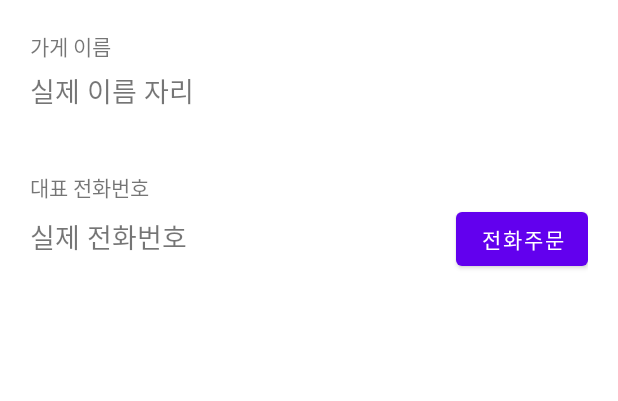
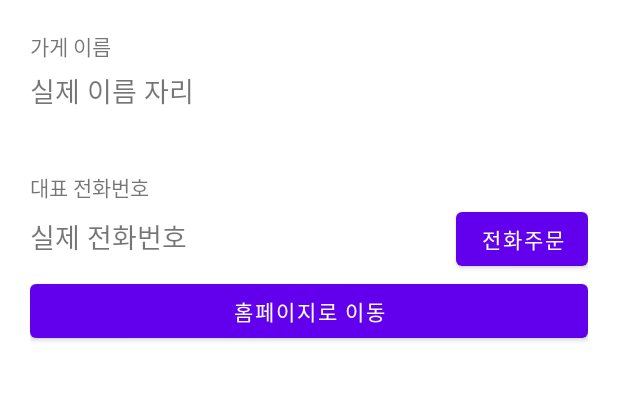
Before and after one commit to ujin-Bang/DeliveryOrder_20220528, an Android app: the ViewStoreDetailActivity screen opened directly, with no data from a screen before it, on a phone screen of 412 x 824 dp, the part 294-695 px from its top. Run offline under Robolectric (Android 15) with nearby library versions, the phone set to English and light mode, and no system bars; our stand-ins replace CircleImageView, data binding; libraries missing offline, so code that uses them is left out: com.gun0912.tedpermission; pictures from the network do not load; 6 statements that could not run were skipped.

Commit message:
주문 상세 화면  - xml 홈페이지로 가기 버튼 추가/ kt, intent(4)활용  - 버튼 텍스트 스토어 데이터에 있는 이름으로 사용

```diff
--- a/app/src/main/java/com/start/deliveryorder_20220528/ViewStoreDetailActivity.kt
+++ b/app/src/main/java/com/start/deliveryorder_20220528/ViewStoreDetailActivity.kt
@@ -51,7 +51,12 @@ class ViewStoreDetailActivity : AppCompatActivity() {
                 .setPermissions(Manifest.permission.CALL_PHONE)
                 .check()
 
+        }
 
+        binding.btnMove.setOnClickListener {
+            val myUri = Uri.parse("${mStoreData.homePageURL}")
+            val myIntent = Intent(Intent.ACTION_VIEW, myUri)
+            startActivity(myIntent)
         }
 
     }
@@ -63,5 +68,6 @@ class ViewStoreDetailActivity : AppCompatActivity() {
         Glide.with(this).load(mStoreData.logoURL).into(binding.imgLogo)
         binding.txtStoreName.text = mStoreData.name
         binding.txtPhoneNum.text = mStoreData.phoneNum
+        binding.btnMove.text = "==>${mStoreData.name}홈페이지로 바로가기<=="
     }
 }
--- a/app/src/main/java/com/start/deliveryorder_20220528/datas/StoreData.kt
+++ b/app/src/main/java/com/start/deliveryorder_20220528/datas/StoreData.kt
@@ -5,6 +5,7 @@ import java.io.Serializable
 class StoreData(
     val name: String,
     val phoneNum: String,
-    val logoURL: String): Serializable {
+    val logoURL: String,
+    val homePageURL: String): Serializable {
 
 }
--- a/app/src/main/res/layout/activity_view_store_detail.xml
+++ b/app/src/main/res/layout/activity_view_store_detail.xml
@@ -71,6 +71,12 @@
 
         </LinearLayout>
 
+        <Button
+            android:id="@+id/btnMove"
+            android:layout_width="match_parent"
+            android:layout_height="wrap_content"
+            android:text="홈페이지로 이동"/>
+
 
     </LinearLayout>
 </layout>
```
Also changed, not shown: app/src/main/java/com/start/deliveryorder_20220528/fragments/PizzaStoreListFragment.kt (+4 -4 lines).
